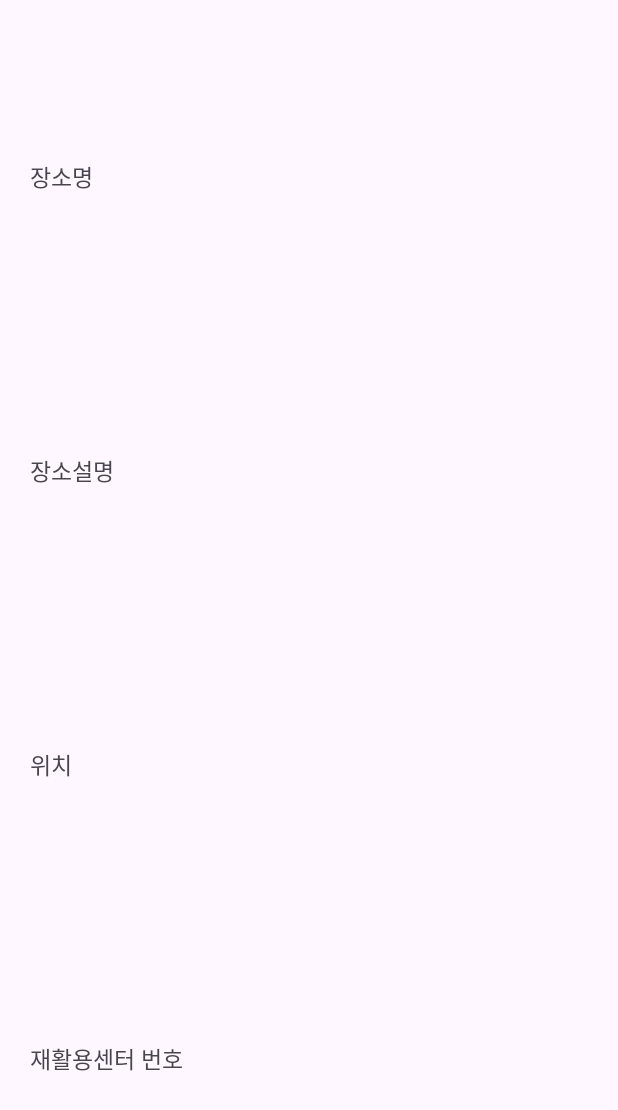
After one commit to bkk21/Greenery, an Android app: the layout fragment_detail_bottom.xml on its own in the app's theme, with its tools: preview values and no code run, on a phone screen of 412 x 824 dp. The commit adds this screen. Shown: the top 1110 px of the screen. Run offline under Robolectric (Android 15) with nearby library versions, the phone set to English and light mode, and no system bars.

Commit message:
20240508 - 지도 다중 마커 + 설명 추가

```diff
--- a/app/src/main/java/com/ert/greenery/MainActivity.kt
+++ b/app/src/main/java/com/ert/greenery/MainActivity.kt
@@ -585,9 +585,9 @@ class MainActivity : AppCompatActivity() {
         var pb = findViewById<ProgressBar>(R.id.progressBar)
         pb.visibility = View.VISIBLE
 
-        //val data = PM_get_near_trash(la, lo, result)
+        val data = PM_get_near_trash(la, lo)
         //test용 더현대
-        val data = PM_get_near_trash(37.525387412764935, 126.92783852449817)
+        //val data = PM_get_near_trash(37.525387412764935, 126.92783852449817)
         Log.d("보내는 데이터", data.toString())
 
         //통신 관련
--- /dev/null
+++ b/app/src/main/res/layout/fragment_detail_bottom.xml
@@ -0,0 +1,87 @@
+<?xml version="1.0" encoding="utf-8"?>
+<FrameLayout xmlns:android="http://schemas.android.com/apk/res/android"
+    xmlns:tools="http://schemas.android.com/tools"
+    android:layout_width="match_parent"
+    android:layout_height="match_parent"
+    tools:context=".detail_bottom">
+
+    <LinearLayout
+        android:layout_width="match_parent"
+        android:layout_height="match_parent"
+        android:orientation="vertical"
+        android:gravity="center"
+        android:layout_gravity="center"
+        android:padding="10dp">
+            <LinearLayout
+            android:layout_width="match_parent"
+            android:layout_height="0dp"
+            android:layout_weight="1"
+            android:orientation="vertical"
+            android:gravity="center"
+            android:layout_gravity="center"
+            android:padding="10dp">
+
+                <LinearLayout
+                    android:layout_width="match_parent"
+                    android:layout_height="0dp"
+                    android:layout_weight="1"
+                    android:layout_gravity="center"
+                    android:gravity="center">
+                    <TextView
+                        android:id="@+id/type"
+                        android:layout_width="match_parent"
+                        android:layout_height="match_parent"
+                        android:layout_gravity="center"
+                        android:gravity="center_vertical"
+                        android:text="장소명"
+                        android:textSize="15sp"/>
+                </LinearLayout>
+                <LinearLayout
+                    android:layout_width="match_parent"
+                    android:layout_height="0dp"
+                    android:layout_weight="1"
+                    android:layout_gravity="center"
+                    android:gravity="center">
+                    <TextView
+                        android:id="@+id/dis"
+                        android:layout_width="match_parent"
+                        android:layout_height="match_parent"
+                        android:layout_gravity="center"
+                        android:gravity="center_vertical"
+                        android:text="장소설명"
+                        android:textSize="15sp"/>
+                </LinearLayout>
+                <LinearLayout
+                    android:layout_width="match_parent"
+                    android:layout_height="0dp"
+                    android:layout_weight="1"
+                    android:layout_gravity="center"
+                    android:gravity="center">
+                    <TextView
+                        android:id="@+id/location"
+                        android:layout_width="match_parent"
+                        android:layout_height="match_parent"
+                        android:layout_gravity="center"
+                        android:gravity="center_vertical"
+                        android:text="위치"
+                        android:textSize="15sp"/>
+                </LinearLayout>
+                <LinearLayout
+                    android:layout_width="match_parent"
+                    android:layout_height="0dp"
+                    android:layout_weight="1"
+                    android:layout_gravity="center"
+                    android:gravity="center">
+                    <TextView
+                        android:id="@+id/call_number"
+                        android:layout_width="match_parent"
+                        android:layout_height="match_parent"
+                        android:layout_gravity="center"
+                        android:gravity="center_vertical"
+                        android:text="재활용센터 번호"
+                        android:textSize="15sp"/>
+                </LinearLayout>
+            </LinearLayout>
+    </LinearLayout>
+
+</FrameLayout>
```
Also changed, not shown: app/src/main/java/com/ert/greenery/BottomSheetFragment.kt (+4 -4 lines), app/src/main/java/com/ert/greenery/detail_bottom.kt (added, +45 -0 lines), app/src/main/java/com/ert/greenery/location_map.kt (+95 -3 lines).
